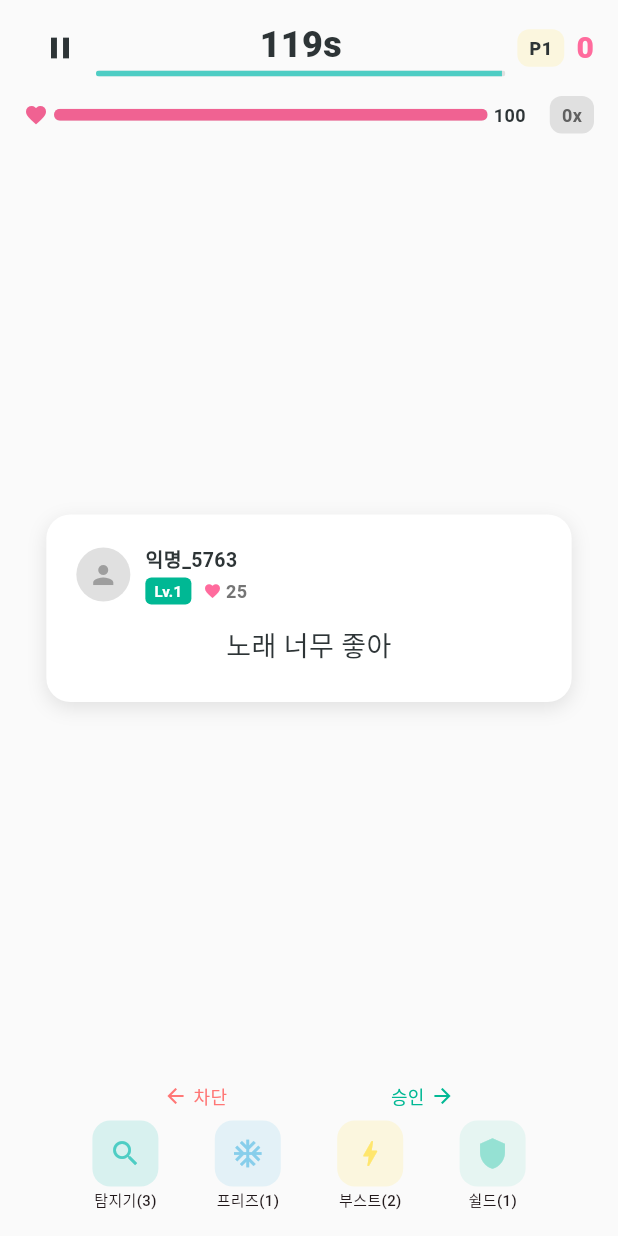
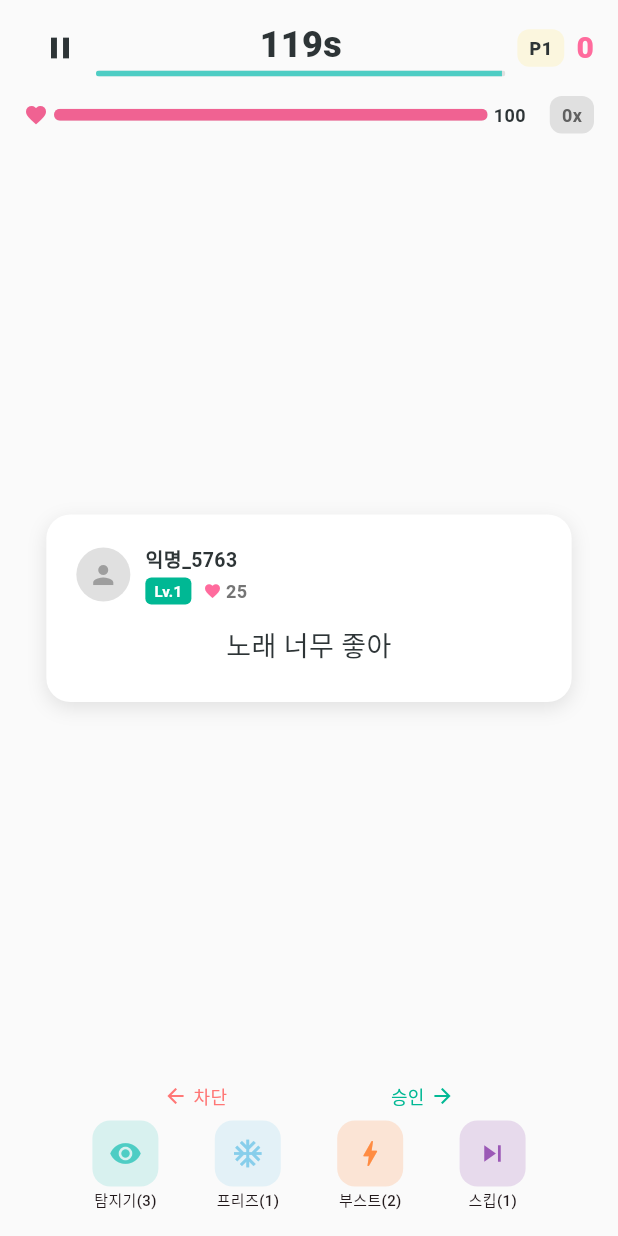
Before and after one commit to mrkimkim/comment-corp, a Flutter app: the screen it shows after launch, after a tap on "아이돌", on a phone screen of 412 x 824 dp. Run offline on Flutter 3.47's test engine with Material 3 defaults, Android fonts, the phone set to English and light mode, and no system bars; our stand-ins replace flutter_riverpod; Roboto replaces fonts that are missing (Pretendard).

Commit message:
fix: rework items — detector=1-shot reveal, shield→skip, boost color
- Detector: one-time use, instantly shows 악플/선플 label on current card
  with colored border (red=toxic, green=positive), clears on swipe
- Shield removed → Skip: pass current comment with no penalty
- Boost text color changed to #FF8C42 for better visibility
- Removed detector timer logic (no longer timed)
- Removed shield auto-consume from _handleWrong

Co-Authored-By: Claude Opus 4.6 (1M context) <noreply@anthropic.com>

```diff
--- a/lib/providers/game_provider.dart
+++ b/lib/providers/game_provider.dart
@@ -43,7 +43,7 @@ class GameNotifier extends Notifier<GameState> {
         'detector': _balance.detectorPerGame,
         'freeze': _balance.freezePerGame,
         'boost': _balance.boostPerGame,
-        'shield': _balance.shieldPerGame,
+        'skip': _balance.shieldPerGame,
       },
     );
 
@@ -73,17 +73,6 @@ class GameNotifier extends Notifier<GameState> {
         }
       } else {
         elapsed = state.elapsed + 0.1;
-      }
-
-      // --- Detector timer tick ---
-      var detectorActive = state.detectorActive;
-      var detectorTimer = state.detectorTimer;
-      if (detectorActive) {
-        detectorTimer -= 0.1;
-        if (detectorTimer <= 0) {
-          detectorActive = false;
-          detectorTimer = 0;
-        }
       }
 
       // --- Boost timer tick ---
@@ -139,7 +128,6 @@ class GameNotifier extends Notifier<GameState> {
           feverActive: feverActive,
           feverTimer: feverTimer,
           detectorActive: false,
-          detectorTimer: 0,
           freezeActive: false,
           freezeTimer: 0,
           boostActive: false,
@@ -155,8 +143,6 @@ class GameNotifier extends Notifier<GameState> {
         mental: mental,
         feverActive: feverActive,
         feverTimer: feverTimer,
-        detectorActive: detectorActive,
-        detectorTimer: detectorTimer,
         freezeActive: freezeActive,
         freezeTimer: freezeTimer,
         boostActive: boostActive,
@@ -197,6 +183,7 @@ class GameNotifier extends Notifier<GameState> {
 
     state = state.copyWith(
       totalProcessed: state.totalProcessed + 1,
+      detectorActive: false, // detector는 1회성 — 스와이프하면 꺼짐
     );
 
     // Immediately serve next comment — no timer delay
@@ -249,13 +236,6 @@ class GameNotifier extends Notifier<GameState> {
     if (comment.isToxic && approved) {
       var damage = likes * _balance.toxicDamageCoefficient;
       if (damage < 1) damage = 1;
-
-      final items = Map<String, int>.from(state.items);
-      if ((items['shield'] ?? 0) > 0) {
-        items['shield'] = items['shield']! - 1;
-        damage = 0;
-        state = state.copyWith(items: items);
-      }
       mental -= damage;
     }
 
@@ -274,14 +254,15 @@ class GameNotifier extends Notifier<GameState> {
   void useItem(String itemName) {
     final items = Map<String, int>.from(state.items);
     if ((items[itemName] ?? 0) <= 0) return;
+    if (state.status != GameStatus.playing) return;
     items[itemName] = items[itemName]! - 1;
 
     switch (itemName) {
       case 'detector':
+        // 1회성: 현재 카드가 악플/선플인지 즉시 표시
         state = state.copyWith(
           items: items,
           detectorActive: true,
-          detectorTimer: _balance.detectorDuration,
         );
       case 'freeze':
         state = state.copyWith(
@@ -295,9 +276,10 @@ class GameNotifier extends Notifier<GameState> {
           boostActive: true,
           boostTimer: _balance.boostDuration,
         );
-      case 'shield':
-        // Shield is consumed passively in _handleWrong; just decrement count.
+      case 'skip':
+        // 스킵: 현재 댓글을 패스하고 다음으로 (패널티 없음)
         state = state.copyWith(items: items);
+        _serveNextComment();
       default:
         state = state.copyWith(items: items);
     }
--- a/lib/screens/game_screen.dart
+++ b/lib/screens/game_screen.dart
@@ -99,7 +99,7 @@ class _GameScreenState extends ConsumerState<GameScreen>
                 _buildStatsRow(game),
                 const SizedBox(height: 8),
                 // Active item indicators
-                if (game.detectorActive || game.freezeActive || game.boostActive)
+                if (game.freezeActive || game.boostActive)
                   _buildActiveItemBanner(game),
                 Expanded(
                   child: Center(
@@ -340,9 +340,6 @@ class _GameScreenState extends ConsumerState<GameScreen>
 
   Widget _buildActiveItemBanner(GameState game) {
     final active = <(String, IconData, Color, double)>[];
-    if (game.detectorActive) {
-      active.add(('탐지기', Icons.search, AppColors.secondary, game.detectorTimer));
-    }
     if (game.freezeActive) {
       active.add(('프리즈', Icons.ac_unit, const Color(0xFF87CEEB), game.freezeTimer));
     }
@@ -387,10 +384,10 @@ class _GameScreenState extends ConsumerState<GameScreen>
 
   Widget _buildItemBar(GameState game) {
     final items = [
-      ('detector', Icons.search, '탐지기', AppColors.secondary),
+      ('detector', Icons.visibility, '탐지기', AppColors.secondary),
       ('freeze', Icons.ac_unit, '프리즈', const Color(0xFF87CEEB)),
-      ('boost', Icons.bolt, '부스트', AppColors.accent),
-      ('shield', Icons.shield, '쉴드', AppColors.politician),
+      ('boost', Icons.bolt, '부스트', const Color(0xFFFF8C42)),
+      ('skip', Icons.skip_next, '스킵', const Color(0xFF9B59B6)),
     ];
 
     return Padding(
@@ -400,7 +397,7 @@ class _GameScreenState extends ConsumerState<GameScreen>
         children: items.map((item) {
           final (name, icon, label, color) = item;
           final count = game.items[name] ?? 0;
-          final isActive = (name == 'detector' && game.detectorActive) ||
+          final isActive =
               (name == 'freeze' && game.freezeActive) ||
               (name == 'boost' && game.boostActive);
           return GestureDetector(
--- a/lib/widgets/comment_card.dart
+++ b/lib/widgets/comment_card.dart
@@ -39,15 +39,20 @@ class CommentCard extends StatelessWidget {
           decoration: BoxDecoration(
             color: _cardColor(ratio),
             borderRadius: BorderRadius.circular(16),
-            border: detectorActive && comment.isToxic
-                ? Border.all(color: Colors.red, width: 3)
+            border: detectorActive
+                ? Border.all(
+                    color: comment.isToxic ? Colors.red : AppColors.correct,
+                    width: 3,
+                  )
                 : null,
             boxShadow: [
               BoxShadow(
-                color: detectorActive && comment.isToxic
-                    ? Colors.red.withValues(alpha: 0.3)
+                color: detectorActive
+                    ? (comment.isToxic
+                        ? Colors.red.withValues(alpha: 0.3)
+                        : AppColors.correct.withValues(alpha: 0.3))
                     : Colors.black.withValues(alpha: 0.1),
-                blurRadius: detectorActive && comment.isToxic ? 15 : 10,
+                blurRadius: detectorActive ? 15 : 10,
                 offset: const Offset(0, 4),
               ),
             ],
@@ -55,6 +60,26 @@ class CommentCard extends StatelessWidget {
           child: Column(
             mainAxisSize: MainAxisSize.min,
             children: [
+              // Detector reveal: 악플/선플 즉시 표시
+              if (detectorActive)
+                Container(
+                  padding: const EdgeInsets.symmetric(horizontal: 14, vertical: 6),
+                  margin: const EdgeInsets.only(bottom: 10),
+                  decoration: BoxDecoration(
+                    color: comment.isToxic
+                        ? Colors.red
+                        : AppColors.correct,
+                    borderRadius: BorderRadius.circular(8),
+                  ),
+                  child: Text(
+                    comment.isToxic ? '🚨 악플!' : '✅ 선플!',
+                    style: const TextStyle(
+                      color: Colors.white,
+                      fontWeight: FontWeight.w800,
+                      fontSize: 16,
+                    ),
+                  ),
+                ),
               if (showIndicator && ratio.abs() > 0.2)
                 Container(
                   padding: const EdgeInsets.symmetric(
```
